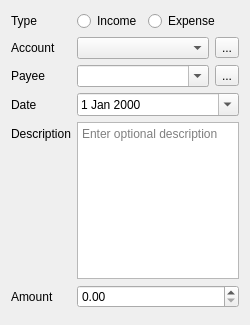
This is src/views/ui_files/dialogs/cash_transaction_dialog.ui in JakubFranek/Kapytal as Qt 5 draws it before an edit. The edited form follows.
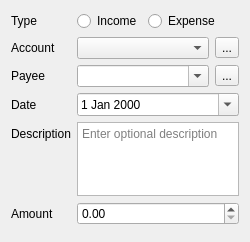
This is the edited form.

Commit message:
Set minimum description box height to cca 2 rows
Set minimum description box height to cca 2 rows (25 px) in
CashTransactionDialog, CashTransferDialog, RefundTransactionDialog,
SecurityTransactionDialog and SecurityTransferDialog.

Patch:
```diff
--- a/src/views/ui_files/dialogs/cash_transaction_dialog.ui
+++ b/src/views/ui_files/dialogs/cash_transaction_dialog.ui
@@ -10,7 +10,7 @@
     <x>0</x>
     <y>0</y>
     <width>250</width>
-    <height>325</height>
+    <height>242</height>
    </rect>
   </property>
   <property name="sizePolicy">
@@ -181,10 +181,13 @@
          <property name="orientation">
           <enum>Qt::Vertical</enum>
          </property>
+         <property name="sizeType">
+          <enum>QSizePolicy::MinimumExpanding</enum>
+         </property>
          <property name="sizeHint" stdset="0">
           <size>
            <width>20</width>
-           <height>40</height>
+           <height>25</height>
           </size>
          </property>
         </spacer>
```
The commit also changes 9 other files.
